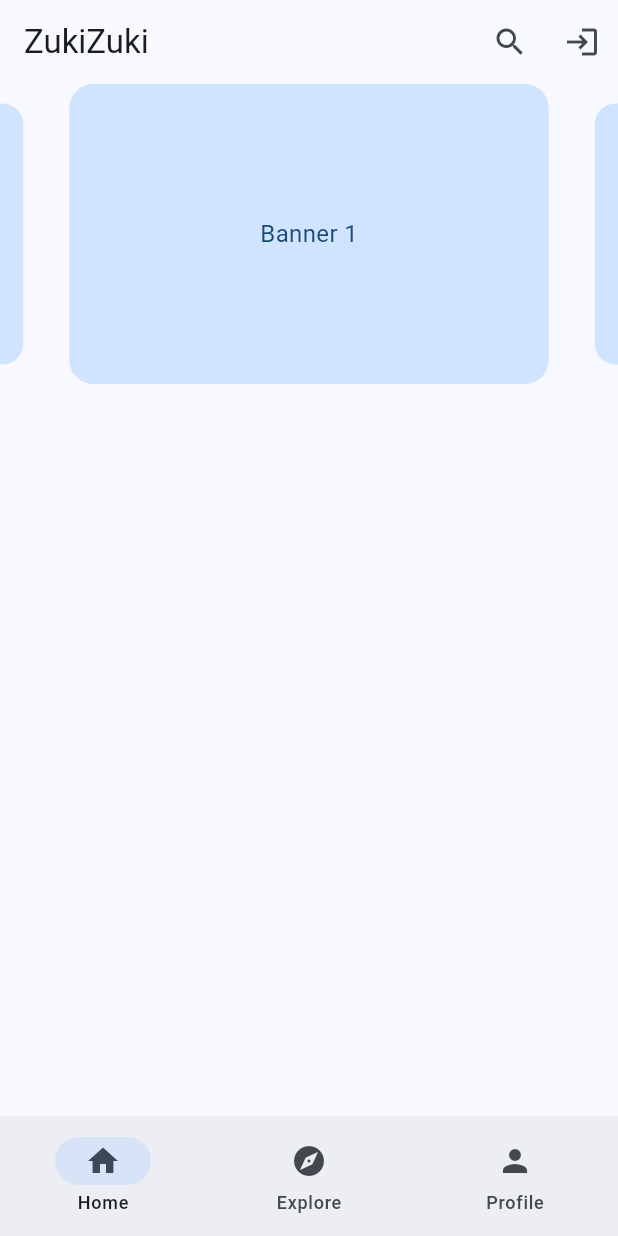
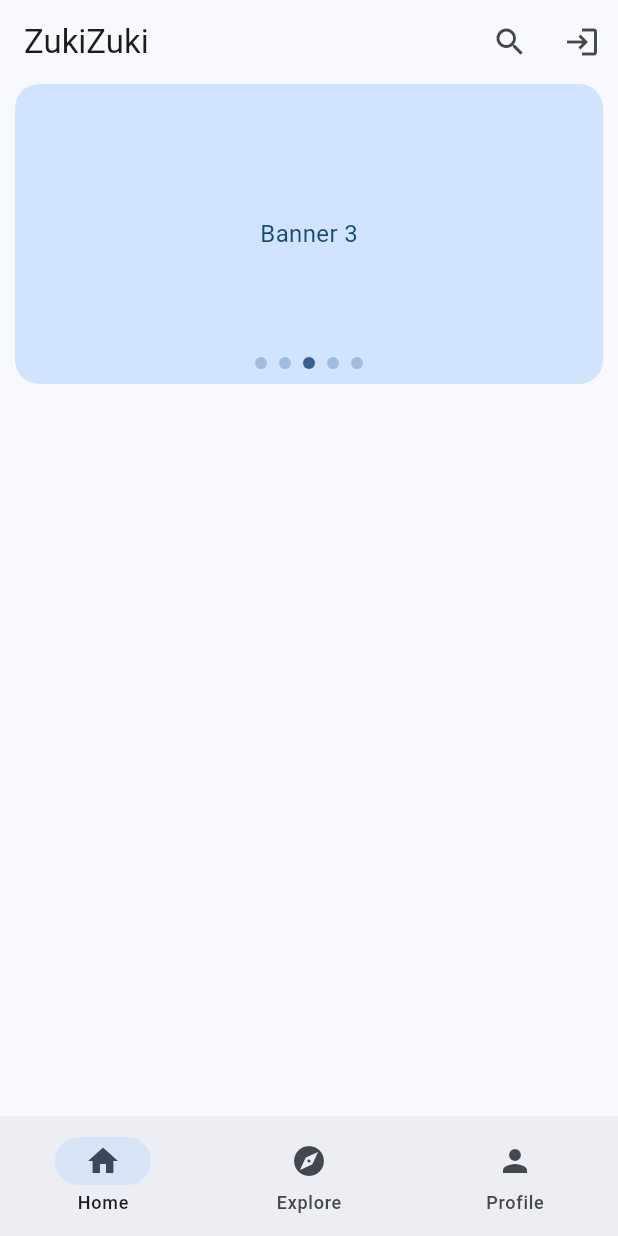
Before and after one commit to 9bishi/zukizuki, a Flutter app: the screen it shows after launch, on a phone screen of 412 x 824 dp. Run offline on Flutter 3.47's test engine with Material 3 defaults, Android fonts, the phone set to English and light mode, and no system bars; drawn by our look-alikes of carousel_slider; accounts and stored records are empty; network calls fail.

Commit message:
Update custom_banner.dart

```diff
--- a/lib/widgets/custom_banner.dart
+++ b/lib/widgets/custom_banner.dart
@@ -1,35 +1,71 @@
 import 'package:flutter/material.dart';
-import 'package:carousel_slider/carousel_slider.dart';
+import 'dart:async';
 
-class CustomBanner extends StatelessWidget {
+class CustomBanner extends StatefulWidget {
   const CustomBanner({super.key});
 
   @override
+  State<CustomBanner> createState() => _CustomBannerState();
+}
+
+class _CustomBannerState extends State<CustomBanner> {
+  final PageController _pageController = PageController();
+  int _currentPage = 0;
+  Timer? _timer;
+
+  @override
+  void initState() {
+    super.initState();
+    _startTimer();
+  }
+
+  void _startTimer() {
+    _timer = Timer.periodic(const Duration(seconds: 3), (Timer timer) {
+      if (_currentPage < 4) {
+        _currentPage++;
+      } else {
+        _currentPage = 0;
+      }
+
+      _pageController.animateToPage(
+        _currentPage,
+        duration: const Duration(milliseconds: 350),
+        curve: Curves.easeIn,
+      );
+    });
+  }
+
+  @override
+  void dispose() {
+    _timer?.cancel();
+    _pageController.dispose();
+    super.dispose();
+  }
+
+  @override
   Widget build(BuildContext context) {
-    return CarouselSlider(
-      options: CarouselOptions(
-        height: 200.0,
-        autoPlay: true,
-        enlargeCenterPage: true,
-        aspectRatio: 16/9,
-        autoPlayCurve: Curves.fastOutSlowIn,
-        enableInfiniteScroll: true,
-        autoPlayAnimationDuration: const Duration(milliseconds: 800),
-        viewportFraction: 0.8,
-      ),
-      items: [1,2,3,4,5].map((i) {
-        return Builder(
-          builder: (BuildContext context) {
+    return SizedBox(
+      height: 200,
+      child: Stack(
+        children: [
+          PageView.builder(
+            controller: _pageController,
+            onPageChanged: (int page) {
+              setState(() {
+                _currentPage = page;
+              });
+            },
+            itemCount: 5,
+            itemBuilder: (context, index) {
               return Container(
-              width: MediaQuery.of(context).size.width,
-              margin: const EdgeInsets.symmetric(horizontal: 5.0),
+                margin: const EdgeInsets.symmetric(horizontal: 10.0),
                 decoration: BoxDecoration(
                   color: Theme.of(context).colorScheme.primaryContainer,
                   borderRadius: BorderRadius.circular(16),
                 ),
                 child: Center(
                   child: Text(
-                  'Banner $i',
+                    'Banner ${index + 1}',
                     style: TextStyle(
                       fontSize: 16.0,
                       color: Theme.of(context).colorScheme.onPrimaryContainer,
@@ -38,8 +74,31 @@ class CustomBanner extends StatelessWidget {
                 ),
               );
             },
-        );
-      }).toList(),
+          ),
+          Positioned(
+            bottom: 10,
+            left: 0,
+            right: 0,
+            child: Row(
+              mainAxisAlignment: MainAxisAlignment.center,
+              children: List.generate(
+                5,
+                (index) => Container(
+                  margin: const EdgeInsets.symmetric(horizontal: 4),
+                  width: 8,
+                  height: 8,
+                  decoration: BoxDecoration(
+                    shape: BoxShape.circle,
+                    color: _currentPage == index
+                        ? Theme.of(context).colorScheme.primary
+                        : Theme.of(context).colorScheme.primary.withOpacity(0.3),
+                  ),
+                ),
+              ),
+            ),
+          ),
+        ],
+      ),
     );
   }
 }
```
Lines whose indentation alone changed are shown as unchanged.
